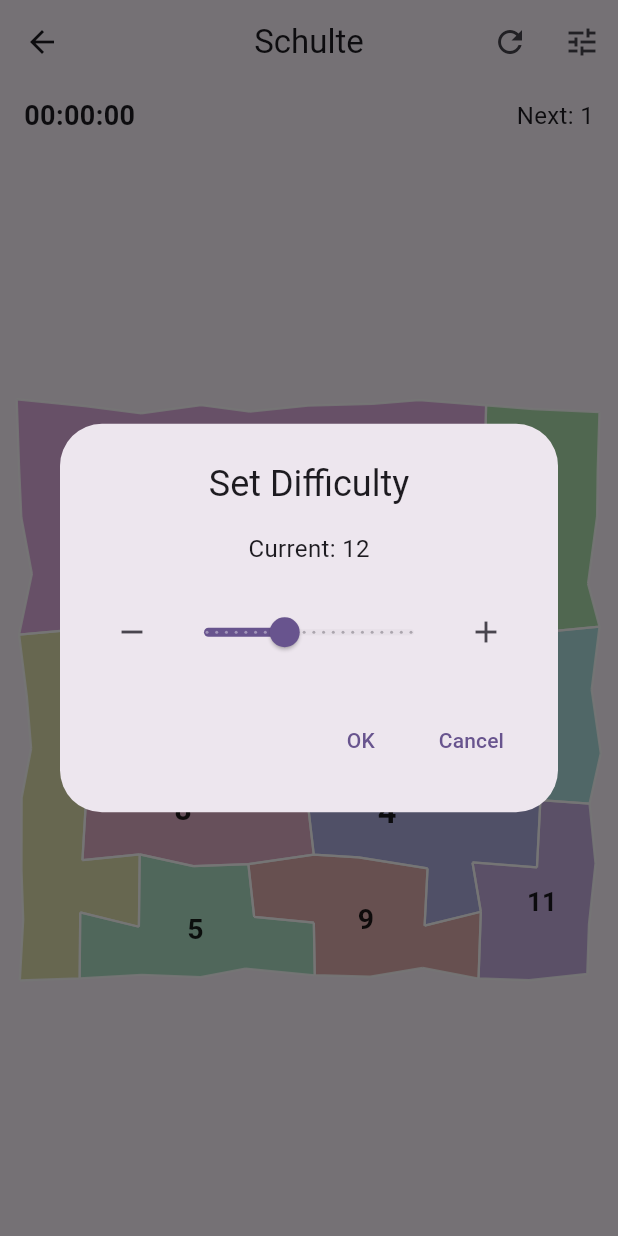
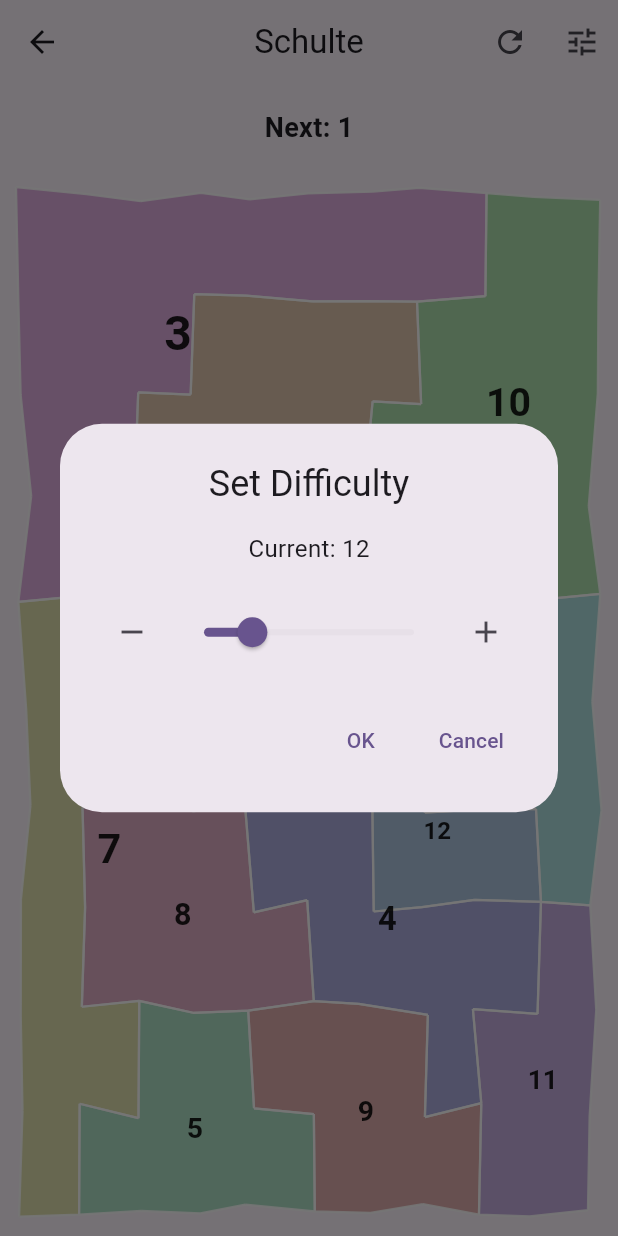
Before and after one commit to Rebort-a/treasure, a Flutter app: the SchultePage screen opened directly, after a tap on the "tune" icon, on a phone screen of 412 x 824 dp. Run offline on Flutter 3.47's test engine with Material 3 defaults, Android fonts, the phone set to English and light mode, and no system bars; our stand-ins replace file_picker, image_picker.

Commit message:
feat(memory_card,schulte): simplify display + schulte full-bleed board
- memory_card/schulte: display area drop timer, show hint only (centered, 09.guess style)
- schulte: board fills available area (rectangular), max difficulty 25→40, margin to screen edge

Co-Authored-By: Claude <noreply@anthropic.com>

```diff
--- a/lib/16.schulte/manager.dart
+++ b/lib/16.schulte/manager.dart
@@ -50,11 +50,11 @@ class SchulteManager {
   void resetGame() => _initGame();
 
   /// 点击命中：屏幕坐标 → 格子坐标 → 区域 id → 判定
-  void handleTap(Offset local, double boardSize) {
+  void handleTap(Offset local, double width, double height) {
     if (_isGameOver) return;
     final b = board.value;
-    final cellW = boardSize / b.cols;
-    final cellH = boardSize / b.rows;
+    final cellW = width / b.cols;
+    final cellH = height / b.rows;
     int col = (local.dx / cellW).floor();
     int row = (local.dy / cellH).floor();
     if (col < 0) col = 0;
@@ -156,7 +156,7 @@ class SchulteManager {
           title: S.setDifficulty,
           sliderData: IntSliderData(
             start: 4,
-            end: 25,
+            end: 40,
             value: _regionCount,
             step: 1,
           ),
--- a/lib/16.schulte/page.dart
+++ b/lib/16.schulte/page.dart
@@ -1,7 +1,6 @@
 import 'package:flutter/material.dart';
 
 import '../00.common/widget/navigator/notifier_navigator.dart';
-import '../00.common/tool/timer_counter.dart';
 import '../00.common/l10n/strings.dart';
 import 'base.dart';
 import 'manager.dart';
@@ -16,10 +15,7 @@ class SchultePage extends StatelessWidget {
     canPop: false,
     onPopInvokedWithResult: (bool didPop, Object? result) =>
         _manager.leavePage(),
-        child: Scaffold(
-          appBar: _buildAppBar(),
-          body: _buildBody(),
-        ),
+    child: Scaffold(appBar: _buildAppBar(), body: _buildBody()),
   );
 
   AppBar _buildAppBar() {
@@ -56,54 +52,38 @@ class SchultePage extends StatelessWidget {
   /// 显示区：左用时，右下一个数字
   Widget _buildDisplayArea() {
     return Padding(
-      padding: const EdgeInsets.symmetric(horizontal: 16, vertical: 8),
-      child: Row(
-        mainAxisAlignment: MainAxisAlignment.spaceBetween,
-        children: [
-          ValueListenableBuilder<int>(
-            valueListenable: _manager.elapsed,
-            builder: (_, t, __) => Text(
-              TimerCounter.formatDuration(t),
-              style:
-                  const TextStyle(fontSize: 18, fontWeight: FontWeight.bold),
-            ),
-          ),
-          ValueListenableBuilder<int>(
+      padding: const EdgeInsets.all(16),
+      child: ValueListenableBuilder<int>(
         valueListenable: _manager.nextNumber,
         builder: (_, n, __) => Text(
           S.nextNumber(n),
-              style: const TextStyle(fontSize: 16),
+          style: const TextStyle(fontSize: 18, fontWeight: FontWeight.bold),
         ),
-          ),
-        ],
       ),
     );
   }
 
-  /// 棋盘区：静态 Canvas（仅 board 变才重绘），点击命中
+  /// 棋盘区：铺满可用区域（矩形，非正方形），点击命中
   Widget _buildBoardArea() {
-    return LayoutBuilder(
+    return Padding(
+      padding: const EdgeInsets.all(16),
+      child: LayoutBuilder(
         builder: (context, constraints) {
-        final boardSize = constraints.biggest.shortestSide * 0.92;
-        return Center(
-          child: SizedBox(
-            width: boardSize,
-            height: boardSize,
-            // 棋盘样式始终不变：仅依赖 board（resetGame 才变），点击不触发重绘
-            child: ValueListenableBuilder<SchulteBoard>(
+          final w = constraints.maxWidth;
+          final h = constraints.maxHeight;
+          return ValueListenableBuilder<SchulteBoard>(
             valueListenable: _manager.board,
             builder: (_, board, __) => GestureDetector(
               behavior: HitTestBehavior.opaque,
-                onTapDown: (d) =>
-                    _manager.handleTap(d.localPosition, boardSize),
+              onTapDown: (d) => _manager.handleTap(d.localPosition, w, h),
               child: CustomPaint(
+                size: Size(w, h),
                 painter: SchulteBoardPainter(board: board),
-                ),
-              ),
               ),
             ),
           );
         },
+      ),
     );
   }
 }
```
Also changed, not shown: lib/15.memory_card/page.dart (+7 -21 lines). Lines whose indentation alone changed are shown as unchanged.
